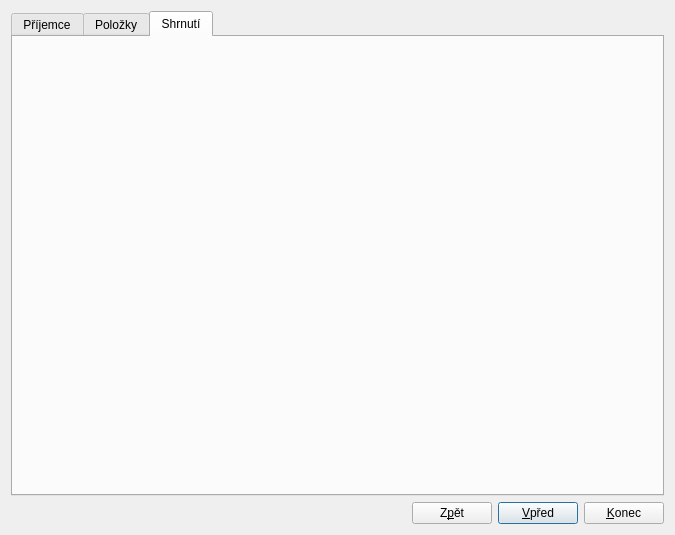
Before: the Qt Designer form frontend/newinvoice.ui in jirislaby/slucto, drawn with Qt 5.
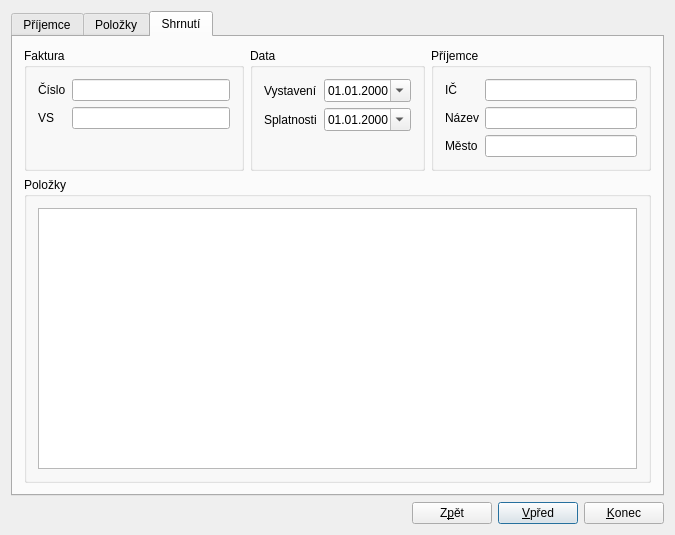
After: the same form once the commit is applied. The open tabs and pages were chosen to show the change.

The edit to the form file:
```diff
--- a/frontend/newinvoice.ui
+++ b/frontend/newinvoice.ui
@@ -79,6 +79,160 @@
        <attribute name="title">
         <string>Shrnutí</string>
        </attribute>
+       <layout class="QVBoxLayout" name="verticalLayout_4">
+        <item>
+         <layout class="QHBoxLayout" name="horizontalLayout_4">
+          <item>
+           <widget class="QGroupBox" name="groupBox_2">
+            <property name="title">
+             <string>Faktura</string>
+            </property>
+            <layout class="QFormLayout" name="formLayout">
+             <item row="0" column="1">
+              <widget class="QLineEdit" name="invNOEdit">
+               <property name="frame">
+                <bool>true</bool>
+               </property>
+              </widget>
+             </item>
+             <item row="0" column="0">
+              <widget class="QLabel" name="label_6">
+               <property name="text">
+                <string>Číslo</string>
+               </property>
+              </widget>
+             </item>
+             <item row="1" column="0">
+              <widget class="QLabel" name="label_7">
+               <property name="text">
+                <string>VS</string>
+               </property>
+              </widget>
+             </item>
+             <item row="1" column="1">
+              <widget class="QLineEdit" name="invVSEdit"/>
+             </item>
+            </layout>
+           </widget>
+          </item>
+          <item>
+           <widget class="QGroupBox" name="groupBox">
+            <property name="title">
+             <string>Data</string>
+            </property>
+            <layout class="QFormLayout" name="formLayout_3">
+             <item row="0" column="0">
+              <widget class="QLabel" name="label_2">
+               <property name="text">
+                <string>Vystavení</string>
+               </property>
+              </widget>
+             </item>
+             <item row="0" column="1">
+              <widget class="QDateEdit" name="issEdit">
+               <property name="displayFormat">
+                <string>dd.MM.yyyy</string>
+               </property>
+               <property name="calendarPopup">
+                <bool>true</bool>
+               </property>
+              </widget>
+             </item>
+             <item row="1" column="0">
+              <widget class="QLabel" name="label">
+               <property name="text">
+                <string>Splatnosti</string>
+               </property>
+              </widget>
+             </item>
+             <item row="1" column="1">
+              <widget class="QDateEdit" name="dueEdit">
+               <property name="displayFormat">
+                <string>dd.MM.yyyy</string>
+               </property>
+               <property name="calendarPopup">
+                <bool>true</bool>
+               </property>
+              </widget>
+             </item>
+            </layout>
+           </widget>
+          </item>
+          <item>
+           <widget class="QGroupBox" name="rcvGroupBox">
+            <property name="title">
+             <string>Příjemce</string>
+            </property>
+            <layout class="QFormLayout" name="formLayout_2">
+             <item row="0" column="0">
+              <widget class="QLabel" name="label_3">
+               <property name="text">
+                <string>IČ</string>
+               </property>
+              </widget>
+             </item>
+             <item row="1" column="0">
+              <widget class="QLabel" name="label_4">
+               <property name="text">
+                <string>Název</string>
+               </property>
+              </widget>
+             </item>
+             <item row="1" column="1">
+              <widget class="QLineEdit" name="nameEdit">
+               <property name="frame">
+                <bool>true</bool>
+               </property>
+               <property name="readOnly">
+                <bool>true</bool>
+               </property>
+              </widget>
+             </item>
+             <item row="3" column="0">
+              <widget class="QLabel" name="label_5">
+               <property name="text">
+                <string>Město</string>
+               </property>
+              </widget>
+             </item>
+             <item row="3" column="1">
+              <widget class="QLineEdit" name="cityEdit">
+               <property name="frame">
+                <bool>true</bool>
+               </property>
+               <property name="readOnly">
+                <bool>true</bool>
+               </property>
+              </widget>
+             </item>
+             <item row="0" column="1">
+              <widget class="QLineEdit" name="ICEdit">
+               <property name="frame">
+                <bool>true</bool>
+               </property>
+               <property name="readOnly">
+                <bool>true</bool>
+               </property>
+              </widget>
+             </item>
+            </layout>
+           </widget>
+          </item>
+         </layout>
+        </item>
+        <item>
+         <widget class="QGroupBox" name="itmGroupBox">
+          <property name="title">
+           <string>Položky</string>
+          </property>
+          <layout class="QVBoxLayout" name="verticalLayout_5">
+           <item>
+            <widget class="QTableView" name="sumItemView"/>
+           </item>
+          </layout>
+         </widget>
+        </item>
+       </layout>
       </widget>
      </widget>
     </item>
```
Left out of the diff: 46 changed lines with no effect on the pictures.
